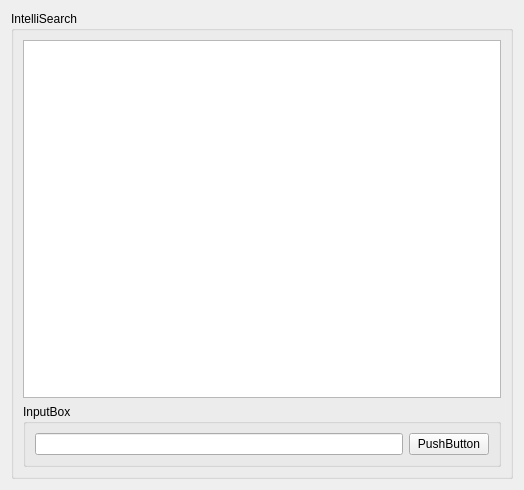
Old version of the form client/src/mainWindow.ui in the repository FengEternity/IntelliSearch.
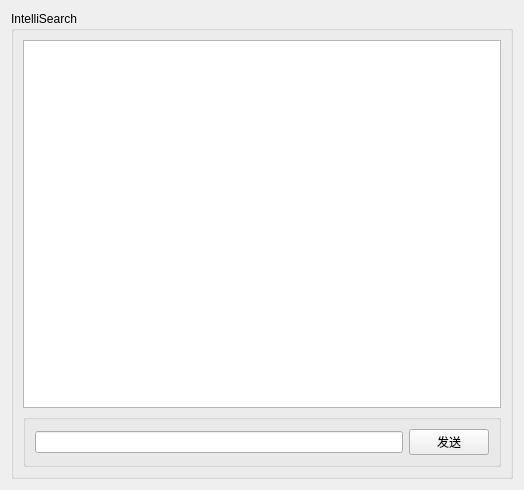
New version of the form.

Commit message: fix: 修复空输入会出现在 chatHistory 窗口的问题

Patch:
```diff
--- a/client/src/mainWindow.ui
+++ b/client/src/mainWindow.ui
@@ -26,7 +26,7 @@
                         <item>
                             <widget class="QGroupBox" name="inpputGroupBox">
                                 <property name="title">
-                                    <string>InputBox</string>
+         <string/>
                                 </property>
                                 <layout class="QHBoxLayout" name="horizontalLayout_2">
                                     <item>
@@ -35,7 +35,7 @@
                                     <item>
                                         <widget class="QPushButton" name="sendButton">
                                             <property name="text">
-                                                <string>PushButton</string>
+            <string>发送</string>
                                             </property>
                                         </widget>
                                     </item>
```
Lines whose indentation alone changed are shown as unchanged. The commit also changes 1 other file.
